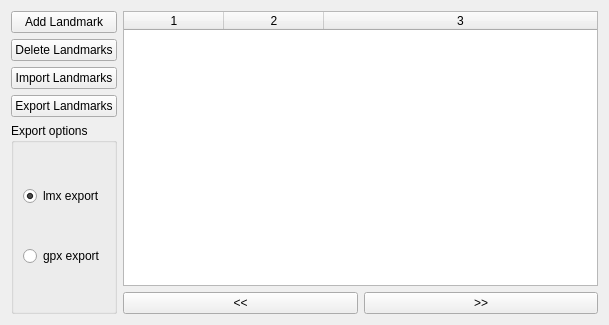
Before: the Qt Designer form examples/landmarkbrowser/landmarkbrowser.ui in qtproject/qt-mobility, drawn with Qt 5.
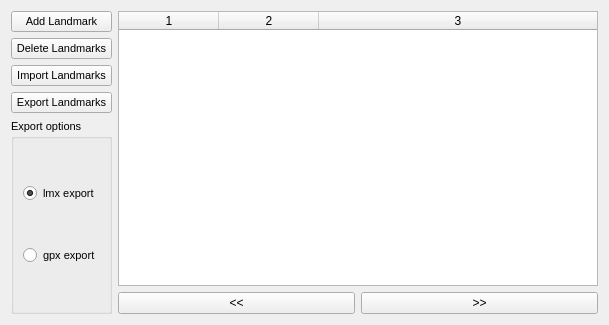
After: the same form once the commit is applied.

Commit message: Make buttons smaller to fit in all control buttons

Patch:
```diff
--- a/examples/landmarkbrowser/landmarkbrowser.ui
+++ b/examples/landmarkbrowser/landmarkbrowser.ui
@@ -18,6 +18,11 @@
     <layout class="QVBoxLayout" name="verticalLayout_2">
      <item>
       <widget class="QPushButton" name="addLandmark">
+       <property name="font">
+        <font>
+         <pointsize>8</pointsize>
+        </font>
+       </property>
        <property name="text">
         <string>Add Landmark</string>
        </property>
@@ -25,6 +30,11 @@
      </item>
      <item>
       <widget class="QPushButton" name="deleteLandmarks">
+       <property name="font">
+        <font>
+         <pointsize>8</pointsize>
+        </font>
+       </property>
        <property name="text">
         <string>Delete Landmarks</string>
        </property>
@@ -32,6 +42,11 @@
      </item>
      <item>
       <widget class="QPushButton" name="importLandmarks">
+       <property name="font">
+        <font>
+         <pointsize>8</pointsize>
+        </font>
+       </property>
        <property name="text">
         <string>Import Landmarks</string>
        </property>
@@ -39,6 +54,11 @@
      </item>
      <item>
       <widget class="QPushButton" name="exportLandmarks">
+       <property name="font">
+        <font>
+         <pointsize>8</pointsize>
+        </font>
+       </property>
        <property name="text">
         <string>Export Landmarks</string>
        </property>
@@ -46,6 +66,11 @@
      </item>
      <item>
       <widget class="QGroupBox" name="exportOptions">
+       <property name="font">
+        <font>
+         <pointsize>8</pointsize>
+        </font>
+       </property>
        <property name="title">
         <string>Export options</string>
        </property>
```
